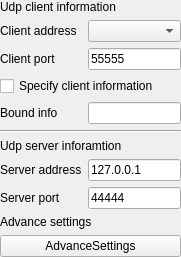
This is src/debuggers/udp/client/SAKUdpClientController.ui in x-tools-author/x-tools as Qt 5 draws it before an edit. The edited form follows.
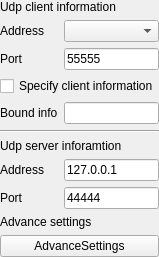
This is the edited form.

```diff
--- a/src/debuggers/udp/client/SAKUdpClientController.ui
+++ b/src/debuggers/udp/client/SAKUdpClientController.ui
@@ -6,7 +6,7 @@
    <rect>
     <x>0</x>
     <y>0</y>
-    <width>181</width>
+    <width>135</width>
     <height>247</height>
    </rect>
   </property>
@@ -29,7 +29,7 @@
    <item row="8" column="0">
     <widget class="QLabel" name="label_2">
      <property name="text">
-      <string>Server port</string>
+      <string>Port</string>
      </property>
     </widget>
    </item>
@@ -49,8 +49,14 @@
    </item>
    <item row="1" column="0">
     <widget class="QLabel" name="label_3">
+     <property name="sizePolicy">
+      <sizepolicy hsizetype="Ignored" vsizetype="Preferred">
+       <horstretch>0</horstretch>
+       <verstretch>0</verstretch>
+      </sizepolicy>
+     </property>
      <property name="text">
-      <string>Client address</string>
+      <string>Address</string>
      </property>
     </widget>
    </item>
@@ -71,7 +77,7 @@
    <item row="7" column="0">
     <widget class="QLabel" name="label">
      <property name="text">
-      <string>Server address</string>
+      <string>Address</string>
      </property>
     </widget>
    </item>
@@ -108,8 +114,14 @@
    </item>
    <item row="2" column="0">
     <widget class="QLabel" name="label_4">
+     <property name="sizePolicy">
+      <sizepolicy hsizetype="Ignored" vsizetype="Preferred">
+       <horstretch>0</horstretch>
+       <verstretch>0</verstretch>
+      </sizepolicy>
+     </property>
      <property name="text">
-      <string>Client port</string>
+      <string>Port</string>
      </property>
     </widget>
    </item>
```
